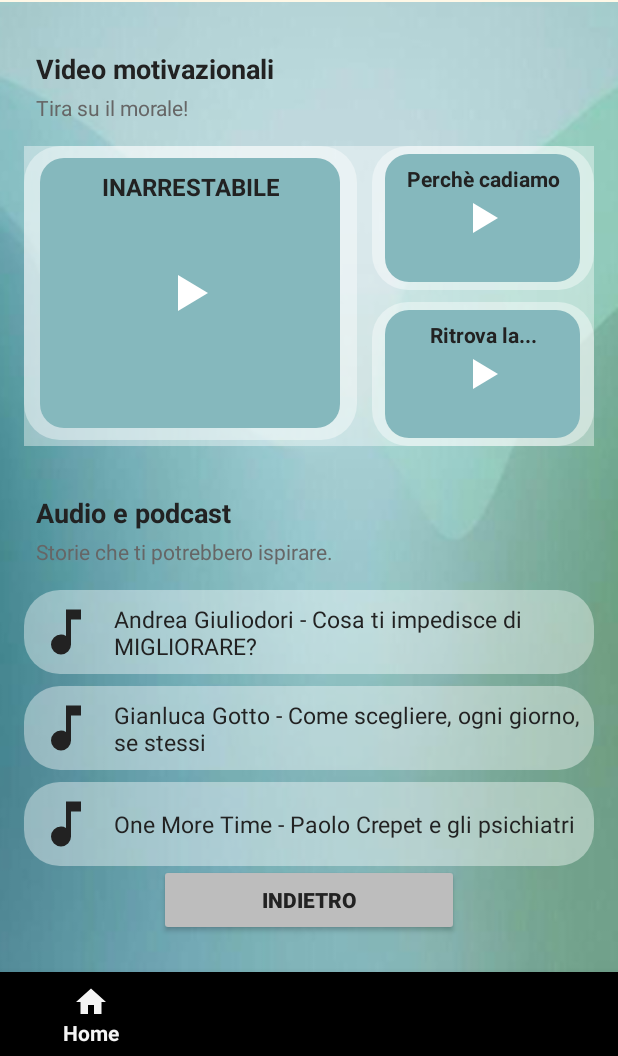
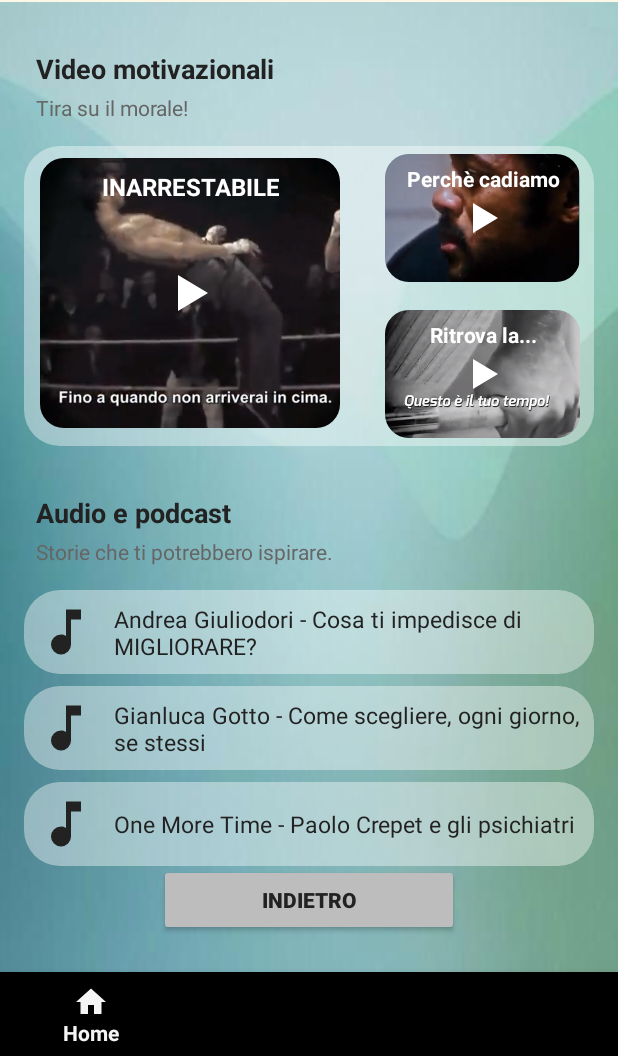
Before and after one commit to Kevins2205/MindMate, an Android app: the screen it shows after launch (MainActivity), after a tap on "Lasciati ispirare", on a phone screen of 412 x 824 dp, the part 180-1236 px from its top. Run offline under Robolectric (Android 15) with nearby library versions, the phone set to English and light mode, and no system bars.

Commit message:
add_pianta && edit_ispirazione

```diff
--- a/app/src/main/java/com/example/mindmate/HomeFragment.java
+++ b/app/src/main/java/com/example/mindmate/HomeFragment.java
@@ -25,14 +25,20 @@ public class HomeFragment extends Fragment {
 
     // Variabile statica per lo stato temporaneo della respirazione
     protected static boolean respirazioneCompletataOggi = false;
+    protected static boolean attivitaFisicaCompletataOggi = false;
+    protected static boolean notaCompletataOggi = false;
     private List<Obiettivo> obiettiviUtente = new ArrayList<>();
     private ImageView obiettivo1Img, obiettivo2Img, obiettivo3Img;
     private TextView obiettivo1Title, obiettivo2Title, obiettivo3Title;
     private TextView obiettivo1Id, obiettivo2Id, obiettivo3Id;
     private ImageView xTask1, xTask2, xTask3;
+    private ImageView imgTerra;
 
     private static final String PREFS_NAME = "obiettivi_prefs";
     private static final String KEY_OBIETTIVI = "obiettivi_utenti_titoli";
+    private static final String PREFS_ATTIVITA = "attivita_prefs";
+    private static final String KEY_ATTIVITA_COMPLETATA = "attivita_completata_data";
+    private static final String KEY_ATTIVITA_DATA = "attivita_data";
 
     @Nullable
     @Override
@@ -50,8 +56,10 @@ public class HomeFragment extends Fragment {
             for (DiarioFragment.NotaTemp n : DiarioFragment.noteTemporanee) {
                 if (n.data.equals(dataOggi)) {
                     notaPresente = true;
+                    notaCompletataOggi = true;
                     break;
                 }
+                else notaCompletataOggi = false;
             }
         }
         if (notaPresente) {
@@ -270,8 +278,85 @@ public class HomeFragment extends Fragment {
                 }
             }
         }
+        imgTerra = root.findViewById(R.id.imgTerra);
+        caricaStatoAttivitaFisica();
+        aggiornaImmagineTerra();
 
         return root;
+    }
+
+    private void aggiornaImmagineTerra() {
+        int completate = 0;
+        if (notaCompletataOggi) completate++;
+        if (respirazioneCompletataOggi) completate++;
+        if (com.example.mindmate.IspirazioneFragment.ispirazioneCompletataOggi) completate++;
+        if (attivitaFisicaCompletataOggi) completate++;
+        if (imgTerra != null) {
+            int marginBottom=dpToPx(-32);
+            int height=dpToPx(90);
+            if(completate >= 1) {marginBottom=dpToPx(-15);}
+            if(completate >= 2) {marginBottom=dpToPx(-5);}
+            if(completate >= 3) {marginBottom=dpToPx(0); height=dpToPx(110);}
+            if(completate >= 4) {marginBottom=dpToPx(0); height=dpToPx(145);}
+            ViewGroup.MarginLayoutParams params = (ViewGroup.MarginLayoutParams) imgTerra.getLayoutParams();
+            params.bottomMargin = marginBottom;
+            params.height = height;
+            imgTerra.setLayoutParams(params);
+            if (completate == 1) imgTerra.setImageResource(R.drawable.foglie1);
+            else if (completate == 2) imgTerra.setImageResource(R.drawable.foglie2);
+            else if (completate == 3) imgTerra.setImageResource(R.drawable.foglie3);
+            else if (completate == 4) imgTerra.setImageResource(R.drawable.tuttofatto);
+            else imgTerra.setImageResource(R.drawable.terra);
+        }
+    }
+
+    private int dpToPx(int dp) {
+        float density = getResources().getDisplayMetrics().density;
+        return Math.round((float) dp * density);
+    }
+
+    private void caricaStatoAttivitaFisica() {
+        // Ora controlla solo la lista temporanea e la variabile in memoria
+        String oggi = new java.text.SimpleDateFormat("yyyy-MM-dd").format(new java.util.Date());
+        attivitaFisicaCompletataOggi = false;
+        for (AttivitaCompletataTemp a : attivitaCompletateTemporanee) {
+            if (a.titolo.equals("Attività Fisica") && a.data.equals(oggi)) {
+                attivitaFisicaCompletataOggi = true;
+                break;
+            }
+        }
+    }
+
+    // Classe statica per attività completate temporanee
+    public static class AttivitaCompletataTemp {
+        public String titolo;
+        public String data;
+        public AttivitaCompletataTemp(String titolo, String data) {
+            this.titolo = titolo;
+            this.data = data;
+        }
+    }
+    // Lista statica per attività completate temporanee
+    public static List<AttivitaCompletataTemp> attivitaCompletateTemporanee = new ArrayList<>();
+
+    // Quando un'attività viene completata, aggiungi solo alla lista temporanea
+    private void segnaAttivitaCompletata(String titolo) {
+        String dataOggi = new SimpleDateFormat("yyyy-MM-dd").format(new Date());
+        attivitaCompletateTemporanee.add(new AttivitaCompletataTemp(titolo, dataOggi));
+        // Non salvare più persistentemente
+        // SharedPreferences prefs = requireContext().getSharedPreferences(PREFS_ATTIVITA, Context.MODE_PRIVATE);
+        // prefs.edit().putString(KEY_ATTIVITA_COMPLETATA, dataOggi).apply();
+    }
+
+    // Quando controlli se un'attività è stata completata oggi, verifica solo nella lista temporanea
+    private boolean isAttivitaCompletataOggi(String titolo) {
+        String dataOggi = new SimpleDateFormat("yyyy-MM-dd").format(new Date());
+        for (AttivitaCompletataTemp a : attivitaCompletateTemporanee) {
+            if (a.titolo.equals(titolo) && a.data.equals(dataOggi)) {
+                return true;
+            }
+        }
+        return false;
     }
 
     private String wrapTitle(String title, int wordsPerLine) {
--- a/app/src/main/res/layout/fragment_ispirazione.xml
+++ b/app/src/main/res/layout/fragment_ispirazione.xml
@@ -73,7 +73,7 @@
         android:layout_width="0dp"
         android:layout_height="200dp"
         android:orientation="horizontal"
-        android:background="#66FFFFFF"
+        android:background="@drawable/bg_video_wrapper"
         android:layout_marginTop="16dp"
         android:layout_marginStart="16dp"
         android:layout_marginEnd="16dp"
@@ -87,7 +87,7 @@
             android:layout_width="0dp"
             android:layout_height="match_parent"
             android:layout_weight="3"
-            android:background="@drawable/bg_video_wrapper"
+            android:background="@drawable/bg_video_rounded"
             android:layout_marginEnd="10dp"
             android:layout_marginBottom="4dp">
 
@@ -98,13 +98,15 @@
                     android:layout_gravity="center"
                     android:scaleType="centerCrop"
                     android:background="@drawable/bg_video_cover"
+                    android:clipToOutline="true"
+                    android:src="@drawable/cover1"
                     android:contentDescription="@string/descrizione_copertina_video" />
                 <TextView
                     android:id="@+id/tvTitoloPrincipale"
                     android:layout_width="match_parent"
                     android:layout_height="wrap_content"
                     android:text="@string/titolo_video_principale"
-                    android:textColor="#222"
+                    android:textColor="#fff"
                     android:textSize="16sp"
                     android:textStyle="bold"
                     android:gravity="center"
@@ -134,7 +136,7 @@
                 android:layout_width="match_parent"
                 android:layout_height="0dp"
                 android:layout_weight="1"
-                android:background="@drawable/bg_video_wrapper"
+                android:background="@drawable/bg_video_rounded"
                 android:layout_marginBottom="8dp">
 
                     <ImageView
@@ -144,13 +146,15 @@
                         android:layout_gravity="center"
                         android:scaleType="centerCrop"
                         android:background="@drawable/bg_video_cover"
+                        android:clipToOutline="true"
+                        android:src="@drawable/cover2"
                         android:contentDescription="@string/descrizione_copertina_video" />
                     <TextView
                         android:id="@+id/tvTitoloCorrelato1"
                         android:layout_width="match_parent"
                         android:layout_height="wrap_content"
                         android:text="@string/titolo_video_correlato1"
-                        android:textColor="#222"
+                        android:textColor="#fff"
                         android:textSize="14sp"
                         android:textStyle="bold"
                         android:gravity="center"
@@ -171,7 +175,7 @@
                 android:layout_width="match_parent"
                 android:layout_height="0dp"
                 android:layout_weight="1"
-                android:background="@drawable/bg_video_wrapper">
+                android:background="@drawable/bg_video_rounded">
 
                     <ImageView
                         android:id="@+id/imgCoverCorrelato2"
@@ -180,13 +184,15 @@
                         android:layout_gravity="center"
                         android:scaleType="centerCrop"
                         android:background="@drawable/bg_video_cover"
+                        android:clipToOutline="true"
+                        android:src="@drawable/cover3"
                         android:contentDescription="@string/descrizione_copertina_video" />
                     <TextView
                         android:id="@+id/tvTitoloCorrelato2"
                         android:layout_width="match_parent"
                         android:layout_height="wrap_content"
                         android:text="@string/titolo_video_correlato2"
-                        android:textColor="#222"
+                        android:textColor="#fff"
                         android:textSize="14sp"
                         android:textStyle="bold"
                         android:gravity="center"
```
Also changed, not shown: app/src/main/java/com/example/mindmate/DettaglioIspirazioneFragment.java (+11 -0 lines), app/src/main/java/com/example/mindmate/ModalitaImmersivaFragment.java (+7 -0 lines), app/src/main/res/layout/fragment_home.xml (+11 -0 lines), app/src/main/res/drawable/cover1.png (added), app/src/main/res/drawable/cover2.png (added), app/src/main/res/drawable/cover3.png (added), app/src/main/res/drawable/foglie1.png (added), app/src/main/res/drawable/foglie2.png (added), app/src/main/res/drawable/foglie3.png (added), app/src/main/res/drawable/terra.png (added), app/src/main/res/drawable/tuttofatto.png (added).
